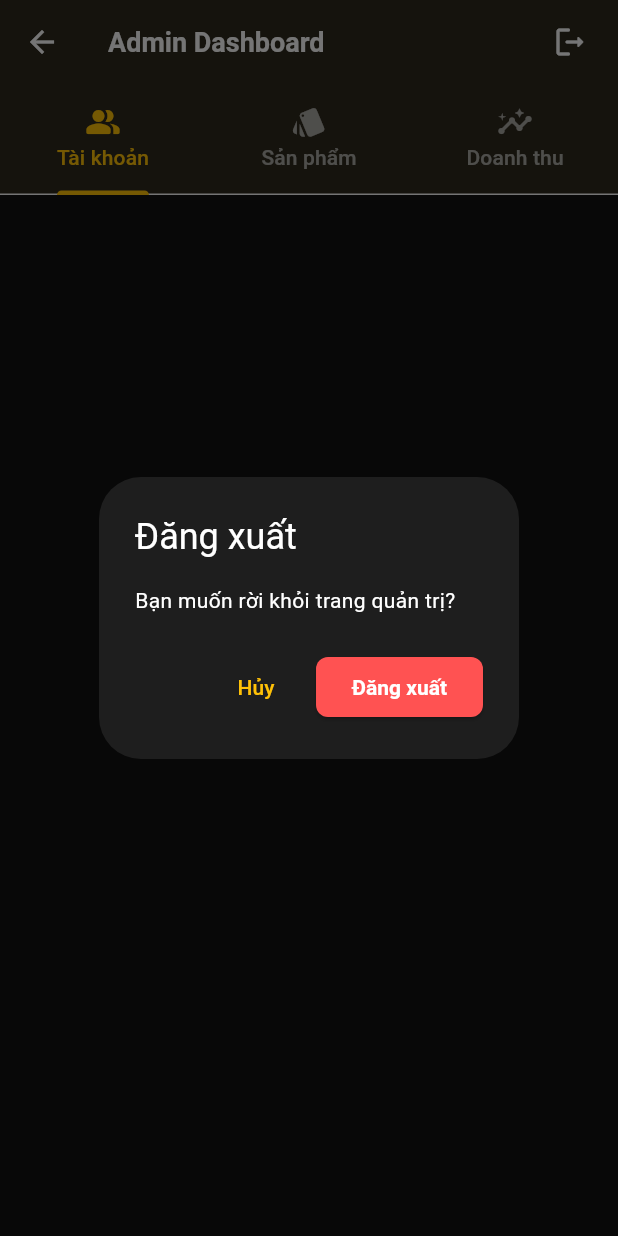
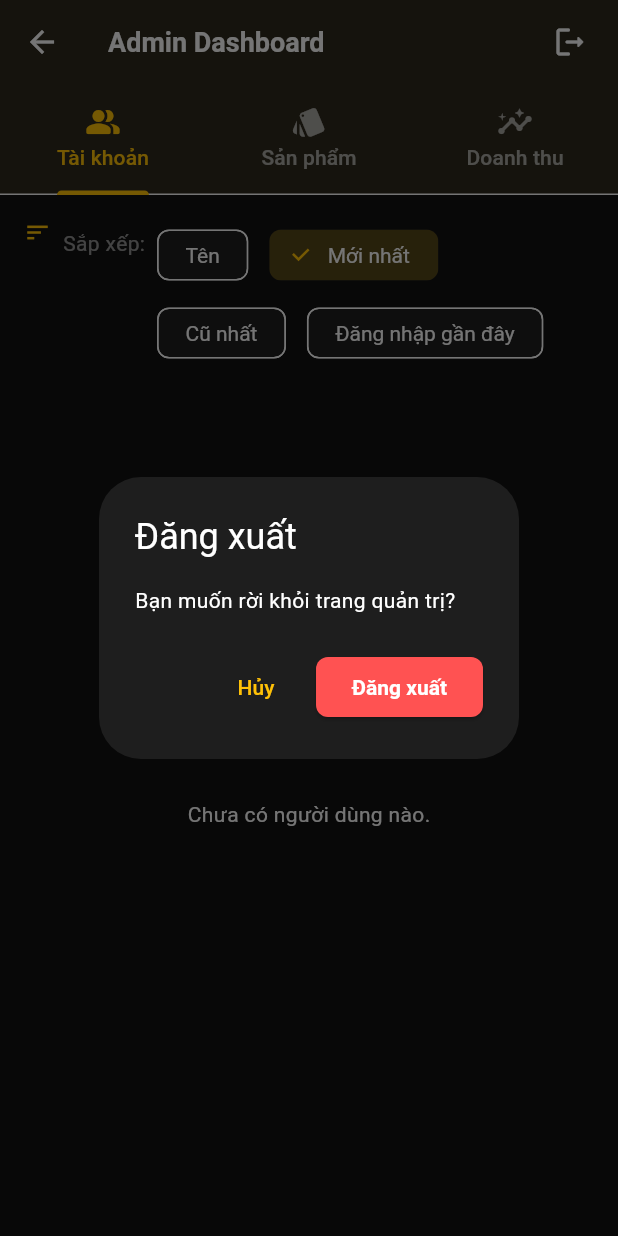
Before and after one commit to tantkde180504/TCG_Collector, a Flutter app: the AdminDashboardScreen screen opened directly, after a tap on the "logout" icon, on a phone screen of 412 x 824 dp. Run offline on Flutter 3.47's test engine with Material 3 defaults, Android fonts, the phone set to English and light mode, and no system bars; our stand-ins replace cloud_firestore, firebase_auth, firebase_core, flutter_local_notifications, flutter_map, geolocator and 4 more; accounts and stored records are empty; network calls fail; Roboto replaces fonts that are missing (Outfit).

Commit message:
modifield admin

```diff
--- a/lib/views/admin/user_management_tab.dart
+++ b/lib/views/admin/user_management_tab.dart
@@ -1,80 +1,189 @@
 import 'package:flutter/material.dart';
+import 'package:cloud_firestore/cloud_firestore.dart';
 import '../../services/user_service.dart';
 
-class UserManagementTab extends StatelessWidget {
+enum UserSortOption { nameAsc, newest, oldest, lastLogin }
+
+enum UserRole {
+  customer('Customer', 'customer'),
+  admin('Admin', 'admin'),
+  superAdmin('Super Admin', 'super_admin');
+
+  final String label;
+  final String firestoreValue;
+  const UserRole(this.label, this.firestoreValue);
+
+  static UserRole fromString(String val) {
+    return UserRole.values.firstWhere((e) => e.firestoreValue == val, orElse: () => UserRole.customer);
+  }
+}
+
+class UserOrderStats {
+  final int orderCount;
+  final double totalSpent;
+  final DateTime? lastPurchaseAt;
+  const UserOrderStats({this.orderCount = 0, this.totalSpent = 0, this.lastPurchaseAt});
+}
+
+class AdminUser {
+  final String uid;
+  final String displayName;
+  final String email;
+  final String? photoUrl;
+  final UserRole role;
+  final bool isDisabled;
+  final bool emailVerified;
+  final DateTime? createdAt;
+  final DateTime? lastLoginAt;
+  final DateTime? lastPurchaseAt;
+  final String? phone;
+  final String? address;
+
+  AdminUser({
+    required this.uid,
+    required this.displayName,
+    required this.email,
+    this.photoUrl,
+    required this.role,
+    this.isDisabled = false,
+    this.emailVerified = false,
+    this.createdAt,
+    this.lastLoginAt,
+    this.lastPurchaseAt,
+    this.phone,
+    this.address,
+  });
+
+  factory AdminUser.fromMap(Map<String, dynamic> map) {
+    return AdminUser(
+      uid: map['uid'] ?? '',
+      displayName: map['display_name'] ?? 'Trainer',
+      email: map['email'] ?? '',
+      photoUrl: map['photo_url'],
+      role: UserRole.fromString(map['role'] ?? 'customer'),
+      isDisabled: map['is_disabled'] ?? false,
+      emailVerified: map['email_verified'] ?? false,
+      createdAt: (map['created_at'] as Timestamp?)?.toDate(),
+      lastLoginAt: (map['last_login_at'] as Timestamp?)?.toDate(),
+      lastPurchaseAt: (map['last_purchase_at'] as Timestamp?)?.toDate(),
+      phone: map['phone'],
+      address: map['address'],
+    );
+  }
+}
+
+class UserManagementTab extends StatefulWidget {
   const UserManagementTab({super.key});
 
   @override
+  State<UserManagementTab> createState() => _UserManagementTabState();
+}
+
+class _UserManagementTabState extends State<UserManagementTab> {
+  UserSortOption _sortOption = UserSortOption.newest;
+  int _currentPage = 0;
+  final Set<String> _selectedUids = {};
+  final Map<String, UserOrderStats> _orderStats = {};
+  List<AdminUser> _allUsers = [];
+  bool _isLoading = true;
+
+  int get _totalPages => (_allUsers.isEmpty) ? 1 : (_allUsers.length / 10).ceil();
+
+  @override
+  void initState() {
+    super.initState();
+    _loadData();
+  }
+
+  Future<void> _loadData() async {
+    if (!mounted) return;
+    setState(() => _isLoading = true);
+    final usersMap = await UserService.instance.getAllUsers();
+    _allUsers = usersMap.map((e) => AdminUser.fromMap(e)).toList();
+    _sortUsers();
+    if (mounted) {
+      setState(() => _isLoading = false);
+    }
+  }
+
+  void _sortUsers() {
+    _allUsers.sort((a, b) {
+      switch (_sortOption) {
+        case UserSortOption.nameAsc:
+          return a.displayName.compareTo(b.displayName);
+        case UserSortOption.newest:
+          return (b.createdAt ?? DateTime.now()).compareTo(a.createdAt ?? DateTime.now());
+        case UserSortOption.oldest:
+          return (a.createdAt ?? DateTime.now()).compareTo(b.createdAt ?? DateTime.now());
+        case UserSortOption.lastLogin:
+          return (b.lastLoginAt ?? DateTime.now()).compareTo(a.lastLoginAt ?? DateTime.now());
+      }
+    });
+  }
+
+  String _formatDate(DateTime? date) {
+    if (date == null) return '—';
+    return '${date.day}/${date.month}/${date.year}';
+  }
+
+  String _formatRelative(DateTime? date) {
+    if (date == null) return '—';
+    final diff = DateTime.now().difference(date);
+    if (diff.inDays > 0) return '${diff.inDays}d ago';
+    if (diff.inHours > 0) return '${diff.inHours}h ago';
+    if (diff.inMinutes > 0) return '${diff.inMinutes}m ago';
+    return 'Just now';
+  }
+
+  void _snack(String message, {bool isError = false}) {
+    if (!mounted) return;
+    ScaffoldMessenger.of(context).showSnackBar(
+      SnackBar(
+        content: Text(message),
+        backgroundColor: isError ? Colors.redAccent : Colors.green,
+      ),
+    );
+  }
+
+  @override
   Widget build(BuildContext context) {
-    return FutureBuilder<List<Map<String, dynamic>>>(
-      future: UserService.instance.getAllUsers(),
-      builder: (context, snapshot) {
-        if (snapshot.connectionState == ConnectionState.waiting) {
+    if (_isLoading) {
       return const Center(child: CircularProgressIndicator());
     }
-        final users = snapshot.data ?? [];
-        if (users.isEmpty) return const Center(child: Text('Chưa có người dùng nào.'));
 
-        return ListView.separated(
-          padding: const EdgeInsets.all(16),
-          itemCount: users.length,
-          separatorBuilder: (_, __) => const SizedBox(height: 12),
-          itemBuilder: (context, index) {
-            final user = users[index];
-            return Container(
-              decoration: BoxDecoration(
-                color: const Color(0xFF1E1E1E),
-                borderRadius: BorderRadius.circular(12),
-                border: Border.all(color: Colors.white10),
-              ),
-              child: ListTile(
-                leading: const CircleAvatar(
-                  backgroundColor: Colors.amber,
-                  child: Icon(Icons.person, color: Colors.black),
-                ),
-                title: Text(user['display_name'] ?? 'Trainer', style: const TextStyle(fontWeight: FontWeight.bold)),
-                subtitle: Column(
-                  crossAxisAlignment: CrossAxisAlignment.start,
+    final startIndex = _currentPage * 10;
+    final endIndex = (startIndex + 10).clamp(0, _allUsers.length);
+    final displayedUsers = _allUsers.sublist(startIndex, endIndex);
+
+    return Column(
       children: [
-                    Text(user['email'] ?? 'No email'),
-                    Text('UID: ${user['uid']}', style: const TextStyle(fontSize: 10, color: Colors.white38)),
+        Padding(
+          padding: const EdgeInsets.all(16.0),
+          child: Column(
+            crossAxisAlignment: CrossAxisAlignment.stretch,
+            children: [
+              _buildSortRow(),
+              if (_selectedUids.isNotEmpty) ...[
+                const SizedBox(height: 16),
+                _buildBulkActionBar(),
+              ],
             ],
           ),
         ),
-            );
-          },
-        );
-      },
-    );
-  }
-
-  Widget _filterDropdown<T>({
-    required String label,
-    required T value,
-    required Map<T, String> items,
-    required ValueChanged<T> onChanged,
-  }) {
-    return Container(
-      padding: const EdgeInsets.symmetric(horizontal: 8),
-      decoration: BoxDecoration(
-        color: const Color(0xFF1E1E1E),
-        borderRadius: BorderRadius.circular(10),
-        border: Border.all(color: Colors.white10),
-      ),
-      child: DropdownButtonHideUnderline(
-        child: DropdownButton<T>(
-          value: value,
-          isExpanded: true,
-          dropdownColor: const Color(0xFF2A2A2A),
-          style: const TextStyle(fontSize: 12, color: Colors.white),
-          items: items.entries
-              .map((e) => DropdownMenuItem(value: e.key, child: Text(e.value, overflow: TextOverflow.ellipsis)))
-              .toList(),
-          onChanged: (v) {
-            if (v != null) onChanged(v);
+        Expanded(
+          child: displayedUsers.isEmpty
+              ? const Center(child: Text('Chưa có người dùng nào.'))
+              : ListView.builder(
+                  padding: const EdgeInsets.symmetric(horizontal: 16),
+                  itemCount: displayedUsers.length,
+                  itemBuilder: (context, index) {
+                    return _buildUserCard(displayedUsers[index]);
                   },
                 ),
         ),
+        if (_allUsers.isNotEmpty)
+          _buildPagination(startIndex + 1, endIndex, _allUsers.length),
+      ],
     );
   }
 
@@ -117,6 +226,7 @@ class UserManagementTab extends StatelessWidget {
         onSelected: (_) => setState(() {
           _sortOption = option;
           _currentPage = 0;
+          _sortUsers();
         }),
       ),
     );
```
Also changed, not shown: lib/services/user_service.dart (+75 -0 lines). Lines whose indentation alone changed are shown as unchanged.
